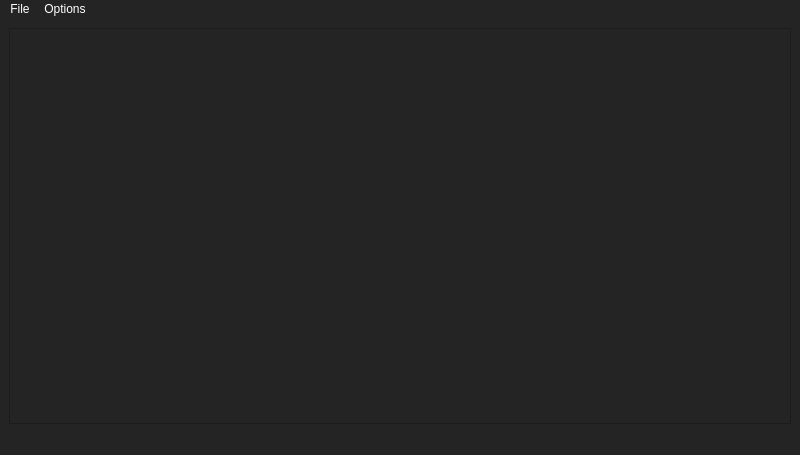
This is GUI with QT/PyroNotes/dbmaster.ui in SadmanSkb55/CPP-and-QT-GUI as Qt 5 draws it before an edit. The edited form follows.
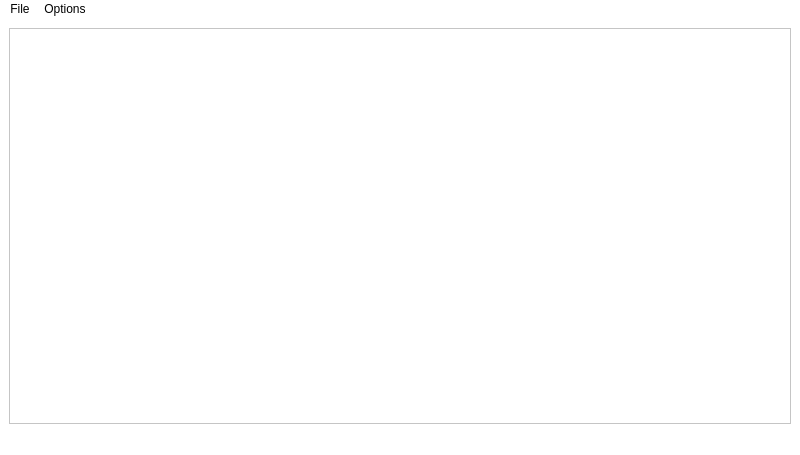
This is the edited form.

Commit message: can open db

What changed in the file:
```diff
--- a/GUI with QT/PyroNotes/dbmaster.ui
+++ b/GUI with QT/PyroNotes/dbmaster.ui
@@ -14,13 +14,14 @@
    <string>MainWindow</string>
   </property>
   <property name="styleSheet">
-   <string notr="true">background-color: rgb(36, 36, 36);
-color: rgb(255, 255, 255);</string>
+   <string notr="true">
+background-color: rgb(255, 255, 255);
+color: rgb(0, 0, 0);</string>
   </property>
   <widget class="QWidget" name="centralwidget">
    <layout class="QVBoxLayout" name="verticalLayout">
     <item>
-     <widget class="QTableWidget" name="tableWidget"/>
+     <widget class="QTableView" name="tableView"/>
     </item>
    </layout>
   </widget>
```
The commit also changes 2 other files.
